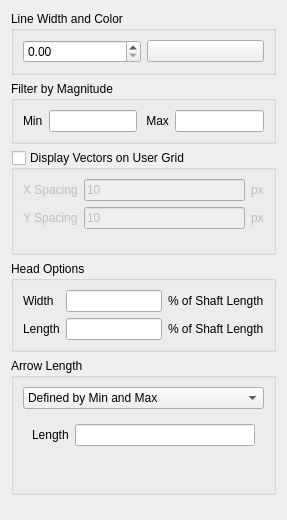
Old version of the form src/ui/mesh/qgsmeshrenderervectorsettingswidgetbase.ui in the repository qgis/QGIS.
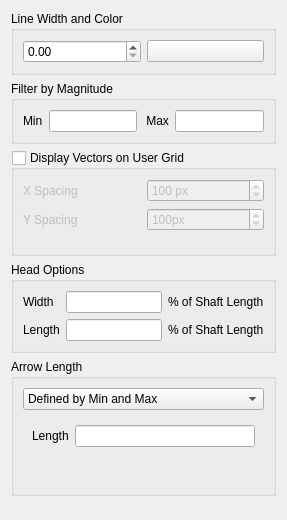
New version of the form. Custom widgets are drawn as their Qt base class.

```diff
--- a/src/ui/mesh/qgsmeshrenderervectorsettingswidgetbase.ui
+++ b/src/ui/mesh/qgsmeshrenderervectorsettingswidgetbase.ui
@@ -82,20 +82,6 @@
           </property>
          </widget>
         </item>
-        <item row="0" column="1">
-         <widget class="QLineEdit" name="mXSpacingLineEdit">
-          <property name="text">
-           <string>10</string>
-          </property>
-         </widget>
-        </item>
-        <item row="0" column="2">
-         <widget class="QLabel" name="pxLabel_2">
-          <property name="text">
-           <string>px</string>
-          </property>
-         </widget>
-        </item>
         <item row="1" column="0">
          <widget class="QLabel" name="ySpacingLabel">
           <property name="text">
@@ -103,23 +89,41 @@
           </property>
          </widget>
         </item>
+        <item row="0" column="1">
+         <widget class="QgsSpinBox" name="mXSpacingSpinBox">
+          <property name="suffix">
+           <string> px</string>
+          </property>
+          <property name="maximum">
+           <number>8000</number>
+          </property>
+          <property name="singleStep">
+           <number>100</number>
+          </property>
+          <property name="value">
+           <number>100</number>
+          </property>
+         </widget>
+        </item>
         <item row="1" column="1">
-         <widget class="QLineEdit" name="mYSpacingLineEdit">
-          <property name="text">
-           <string>10</string>
-          </property>
-         </widget>
-        </item>
-        <item row="1" column="2">
-         <widget class="QLabel" name="pxLabel_3">
-          <property name="text">
+         <widget class="QSpinBox" name="mYSpacingSpinBox">
+          <property name="suffix">
            <string>px</string>
           </property>
+          <property name="maximum">
+           <number>5000</number>
+          </property>
+          <property name="singleStep">
+           <number>100</number>
+          </property>
+          <property name="value">
+           <number>100</number>
+          </property>
          </widget>
         </item>
        </layout>
       </item>
-      <item row="1" column="0">
+      <item row="2" column="0">
        <spacer name="verticalSpacer_2">
         <property name="orientation">
          <enum>Qt::Vertical</enum>
@@ -301,6 +305,11 @@
    <extends>QDoubleSpinBox</extends>
    <header>qgsdoublespinbox.h</header>
   </customwidget>
+  <customwidget>
+   <class>QgsSpinBox</class>
+   <extends>QSpinBox</extends>
+   <header>qgsspinbox.h</header>
+  </customwidget>
  </customwidgets>
  <resources/>
  <connections/>
```
